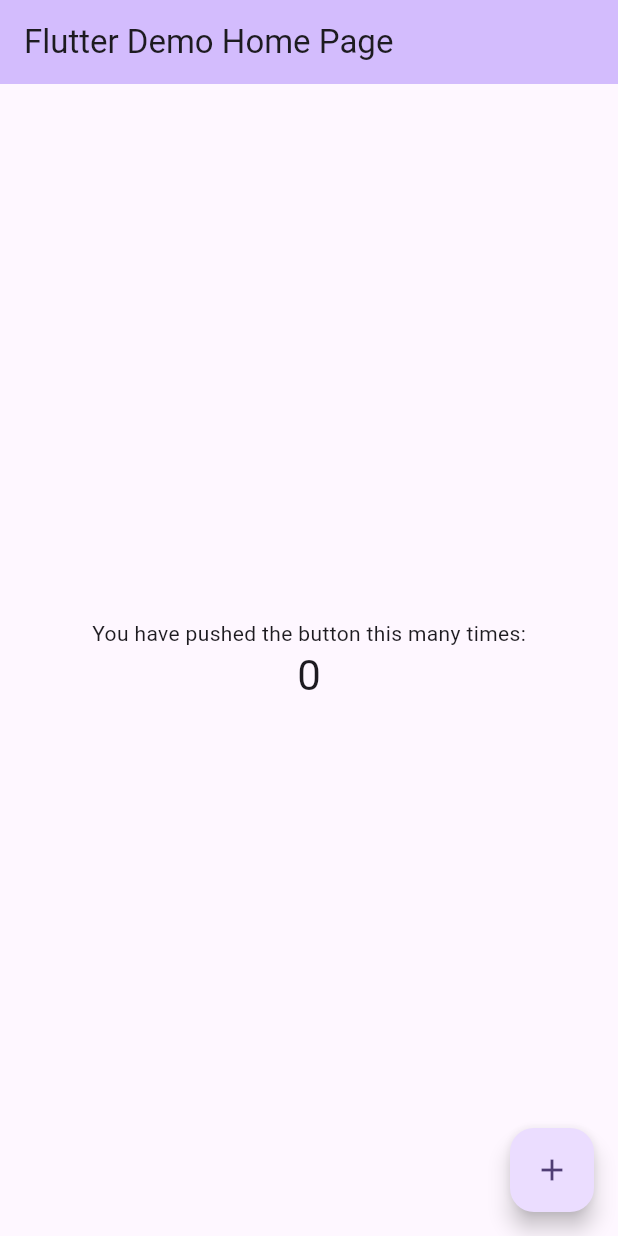
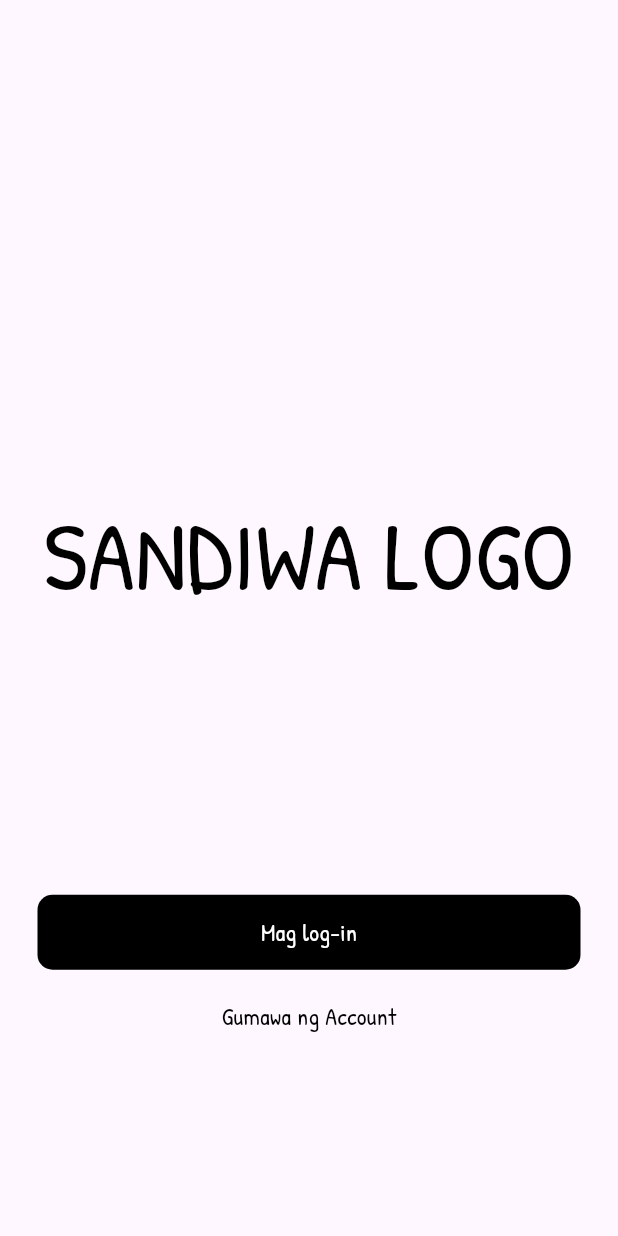
Before and after one commit to elcartedave/sandiwapp, a Flutter app: the screen it shows after launch, on a phone screen of 412 x 824 dp. Run offline on Flutter 3.47's test engine with Material 3 defaults, Android fonts, the light colour scheme and no system bars; our stand-ins replace google_fonts.

Commit message:
added static auth page

```diff
--- /dev/null
+++ b/lib/auth_pages.dart/LogoPage.dart
@@ -0,0 +1,62 @@
+import 'package:flutter/material.dart';
+import 'package:google_fonts/google_fonts.dart';
+import 'package:sandiwapp/auth_pages.dart/Login.dart';
+import 'package:sandiwapp/auth_pages.dart/SignUp.dart';
+import 'package:sandiwapp/components/button.dart';
+
+class LogoPage extends StatelessWidget {
+  const LogoPage({super.key});
+
+  @override
+  Widget build(BuildContext context) {
+    return Scaffold(
+      body: SafeArea(
+        child: Padding(
+          padding: const EdgeInsets.all(25),
+          child: Center(
+            child: SingleChildScrollView(
+              child: Column(
+                children: [
+                  const SizedBox(height: 200),
+                  Text(
+                    "SANDIWA LOGO",
+                    style: GoogleFonts.patrickHand(
+                      color: Colors.black,
+                      fontSize: 64,
+                    ),
+                    textAlign: TextAlign.center,
+                  ),
+                  const SizedBox(height: 180),
+                  BlackButton(
+                    text: "Mag log-in",
+                    onTap: () {
+                      showDialog(
+                        context: context,
+                        builder: (context) {
+                          return LogIn();
+                        },
+                      );
+                    },
+                  ),
+                  const SizedBox(height: 20),
+                  MyTextButton(
+                    text: "Gumawa ng Account",
+                    onTap: () {
+                      Navigator.push(
+                        context,
+                        MaterialPageRoute(
+                            builder: (context) =>
+                                const SignUp()), //pupunta sa sign in page
+                      );
+                    },
+                  ),
+                  const SizedBox(height: 10),
+                ],
+              ),
+            ),
+          ),
+        ),
+      ),
+    );
+  }
+}
--- /dev/null
+++ b/lib/components/button.dart
@@ -0,0 +1,44 @@
+import 'package:flutter/material.dart';
+import 'package:google_fonts/google_fonts.dart';
+import 'package:sandiwapp/components/styles.dart';
+
+class BlackButton extends StatelessWidget {
+  final Function()? onTap;
+  final String text;
+  const BlackButton({required this.text, this.onTap, super.key});
+
+  @override
+  Widget build(BuildContext context) {
+    return GestureDetector(
+      onTap: onTap,
+      child: Container(
+        padding: EdgeInsets.symmetric(horizontal: 15),
+        height: 50,
+        decoration: BoxDecoration(
+            color: Colors.black, borderRadius: BorderRadius.circular(10)),
+        child: Center(
+            child: Text(
+          text,
+          style: whiteText,
+        )),
+      ),
+    );
+  }
+}
+
+class MyTextButton extends StatelessWidget {
+  final Function()? onTap;
+  final String text;
+  const MyTextButton({required this.text, this.onTap, super.key});
+
+  @override
+  Widget build(BuildContext context) {
+    return GestureDetector(
+      onTap: onTap,
+      child: Text(
+        text,
+        style: blackText,
+      ),
+    );
+  }
+}
--- /dev/null
+++ b/lib/components/styles.dart
@@ -0,0 +1,5 @@
+import 'package:flutter/material.dart';
+import 'package:google_fonts/google_fonts.dart';
+
+final whiteText = GoogleFonts.patrickHand(color: Colors.white, fontSize: 16);
+final blackText = GoogleFonts.patrickHand(color: Colors.black, fontSize: 16);
--- a/lib/main.dart
+++ b/lib/main.dart
@@ -1,125 +1,25 @@
 import 'package:flutter/material.dart';
+import 'package:sandiwapp/auth_pages.dart/LogoPage.dart';
 
-void main() {
-  runApp(const MyApp());
+void main() async {
+  runApp(const RootWidget());
 }
 
-class MyApp extends StatelessWidget {
-  const MyApp({super.key});
+class RootWidget extends StatelessWidget {
+  const RootWidget({super.key});
 
   // This widget is the root of your application.
   @override
   Widget build(BuildContext context) {
     return MaterialApp(
-      title: 'Flutter Demo',
+      title: 'Sandiwapp',
+      debugShowCheckedModeBanner: false,
+      initialRoute: '/',
+      routes: {'/': (context) => const LogoPage()},
       theme: ThemeData(
-        // This is the theme of your application.
-        //
-        // TRY THIS: Try running your application with "flutter run". You'll see
-        // the application has a purple toolbar. Then, without quitting the app,
-        // try changing the seedColor in the colorScheme below to Colors.green
-        // and then invoke "hot reload" (save your changes or press the "hot
-        // reload" button in a Flutter-supported IDE, or press "r" if you used
-        // the command line to start the app).
-        //
-        // Notice that the counter didn't reset back to zero; the application
-        // state is not lost during the reload. To reset the state, use hot
-        // restart instead.
-        //
-        // This works for code too, not just values: Most code changes can be
-        // tested with just a hot reload.
-        colorScheme: ColorScheme.fromSeed(seedColor: Colors.deepPurple),
+        appBarTheme: const AppBarTheme(backgroundColor: Color(0xffEEEEEE)),
         useMaterial3: true,
       ),
-      home: const MyHomePage(title: 'Flutter Demo Home Page'),
     );
   }
 }
-
-class MyHomePage extends StatefulWidget {
-  const MyHomePage({super.key, required this.title});
-
-  // This widget is the home page of your application. It is stateful, meaning
-  // that it has a State object (defined below) that contains fields that affect
-  // how it looks.
-
-  // This class is the configuration for the state. It holds the values (in this
-  // case the title) provided by the parent (in this case the App widget) and
-  // used by the build method of the State. Fields in a Widget subclass are
-  // always marked "final".
-
-  final String title;
-
-  @override
-  State<MyHomePage> createState() => _MyHomePageState();
-}
-
-class _MyHomePageState extends State<MyHomePage> {
-  int _counter = 0;
-
-  void _incrementCounter() {
-    setState(() {
-      // This call to setState tells the Flutter framework that something has
-      // changed in this State, which causes it to rerun the build method below
-      // so that the display can reflect the updated values. If we changed
-      // _counter without calling setState(), then the build method would not be
-      // called again, and so nothing would appear to happen.
-      _counter++;
-    });
-  }
-
-  @override
-  Widget build(BuildContext context) {
-    // This method is rerun every time setState is called, for instance as done
-    // by the _incrementCounter method above.
-    //
-    // The Flutter framework has been optimized to make rerunning build methods
-    // fast, so that you can just rebuild anything that needs updating rather
-    // than having to individually change instances of widgets.
-    return Scaffold(
-      appBar: AppBar(
-        // TRY THIS: Try changing the color here to a specific color (to
-        // Colors.amber, perhaps?) and trigger a hot reload to see the AppBar
-        // change color while the other colors stay the same.
-        backgroundColor: Theme.of(context).colorScheme.inversePrimary,
-        // Here we take the value from the MyHomePage object that was created by
-        // the App.build method, and use it to set our appbar title.
-        title: Text(widget.title),
-      ),
-      body: Center(
-        // Center is a layout widget. It takes a single child and positions it
-        // in the middle of the parent.
-        child: Column(
-          // Column is also a layout widget. It takes a list of children and
-          // arranges them vertically. By default, it sizes itself to fit its
-          // children horizontally, and tries to be as tall as its parent.
-          //
-          // Column has various properties to control how it sizes itself and
-          // how it positions its children. Here we use mainAxisAlignment to
-          // center the children vertically; the main axis here is the vertical
-          // axis because Columns are vertical (the cross axis would be
-          // horizontal).
-          //
-          // TRY THIS: Invoke "debug painting" (choose the "Toggle Debug Paint"
-          // action in the IDE, or press "p" in the console), to see the
-          // wireframe for each widget.
-          mainAxisAlignment: MainAxisAlignment.center,
-          children: <Widget>[
-            const Text(
-              'You have pushed the button this many times:',
-            ),
-            Text(
-              '$_counter',
-              style: Theme.of(context).textTheme.headlineMedium,
-            ),
-          ],
-        ),
-      ),
-      floatingActionButton: FloatingActionButton(
-        onPressed: _incrementCounter,
-        tooltip: 'Increment',
-        child: const Icon(Icons.add),
-      ), // This trailing comma makes auto-formatting nicer for build methods.
-    );
-  }
-}
```
Also changed, not shown: lib/auth_pages.dart/Login.dart (added, +79 -0 lines), lib/auth_pages.dart/SignUp.dart (added, +225 -0 lines), lib/components/textfield.dart (added, +49 -0 lines), pubspec.yaml (+5 -5 lines), pubspec.lock, 1 other file.
